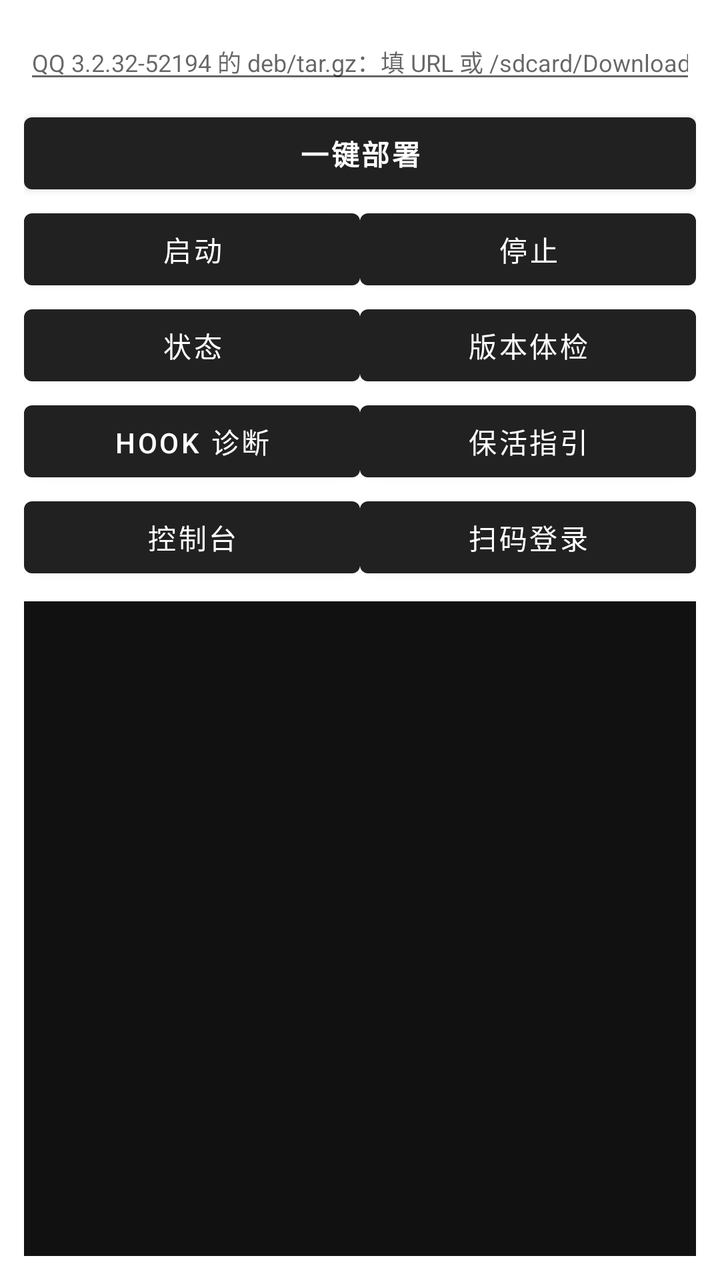
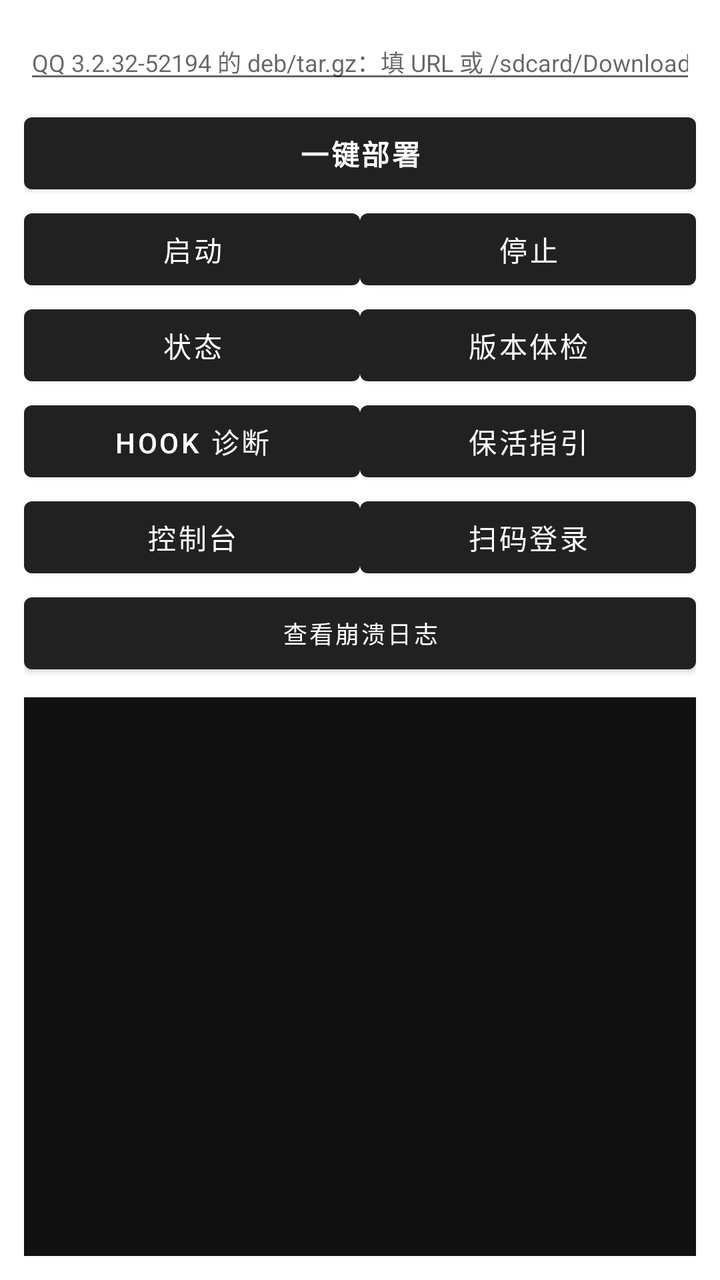

The first picture is an Android layout as it rendered before a commit; the second is the same layout after the commit. The layout source and the unified diff follow.
<!-- AndroidManifest.xml: application theme AppTheme -->
<!-- res/layout/activity_main.xml -->
<?xml version="1.0" encoding="utf-8"?>
<LinearLayout xmlns:android="http://schemas.android.com/apk/res/android"
    android:layout_width="match_parent"
    android:layout_height="match_parent"
    android:orientation="vertical"
    android:padding="12dp">

    <EditText
        android:id="@+id/etQQ"
        android:layout_width="match_parent"
        android:layout_height="wrap_content"
        android:hint="QQ 3.2.32-52194 的 deb/tar.gz：填 URL 或 /sdcard/Download/xxx.deb"
        android:inputType="textUri"
        android:textSize="12sp" />

    <Button
        android:id="@+id/btnDeploy"
        android:layout_width="match_parent"
        android:layout_height="wrap_content"
        android:layout_marginTop="6dp"
        android:text="一键部署"
        android:textStyle="bold" />

    <LinearLayout android:layout_width="match_parent" android:layout_height="wrap_content" android:orientation="horizontal">
        <Button android:id="@+id/btnStart" android:layout_width="0dp" android:layout_height="wrap_content" android:layout_weight="1" android:text="启动" />
        <Button android:id="@+id/btnStop" android:layout_width="0dp" android:layout_height="wrap_content" android:layout_weight="1" android:text="停止" />
    </LinearLayout>

    <LinearLayout android:layout_width="match_parent" android:layout_height="wrap_content" android:orientation="horizontal">
        <Button android:id="@+id/btnStatus" android:layout_width="0dp" android:layout_height="wrap_content" android:layout_weight="1" android:text="状态" />
        <Button android:id="@+id/btnVer" android:layout_width="0dp" android:layout_height="wrap_content" android:layout_weight="1" android:text="版本体检" />
    </LinearLayout>

    <LinearLayout android:layout_width="match_parent" android:layout_height="wrap_content" android:orientation="horizontal">
        <Button android:id="@+id/btnDiag" android:layout_width="0dp" android:layout_height="wrap_content" android:layout_weight="1" android:text="hook 诊断" />
        <Button android:id="@+id/btnKeep" android:layout_width="0dp" android:layout_height="wrap_content" android:layout_weight="1" android:text="保活指引" />
    </LinearLayout>

    <LinearLayout android:layout_width="match_parent" android:layout_height="wrap_content" android:orientation="horizontal">
        <Button android:id="@+id/btnConsole" android:layout_width="0dp" android:layout_height="wrap_content" android:layout_weight="1" android:text="控制台" />
        <Button android:id="@+id/btnVnc" android:layout_width="0dp" android:layout_height="wrap_content" android:layout_weight="1" android:text="扫码登录" />
    </LinearLayout>

    <HorizontalScrollView
        android:layout_width="match_parent"
        android:layout_height="match_parent"
        android:layout_marginTop="8dp"
        android:background="#111111">

        <TextView
            android:id="@+id/tvLog"
            android:layout_width="wrap_content"
            android:layout_height="match_parent"
            android:textColor="#d0ffd0"
            android:textSize="10sp"
            android:typeface="monospace" />
    </HorizontalScrollView>

</LinearLayout>
<!-- resources referenced by this layout -->
<resources>
  <style name="AppTheme" parent="Theme.MaterialComponents.DayNight.DarkActionBar" />
</resources>

<!-- the commit's change to res/layout/activity_main.xml (unified diff, before → after) -->
@@ -41,6 +41,13 @@
         <Button android:id="@+id/btnVnc" android:layout_width="0dp" android:layout_height="wrap_content" android:layout_weight="1" android:text="扫码登录" />
     </LinearLayout>
 
+    <Button
+        android:id="@+id/btnCrash"
+        android:layout_width="match_parent"
+        android:layout_height="wrap_content"
+        android:text="查看崩溃日志"
+        android:textSize="12sp" />
+
     <HorizontalScrollView
         android:layout_width="match_parent"
         android:layout_height="match_parent"
